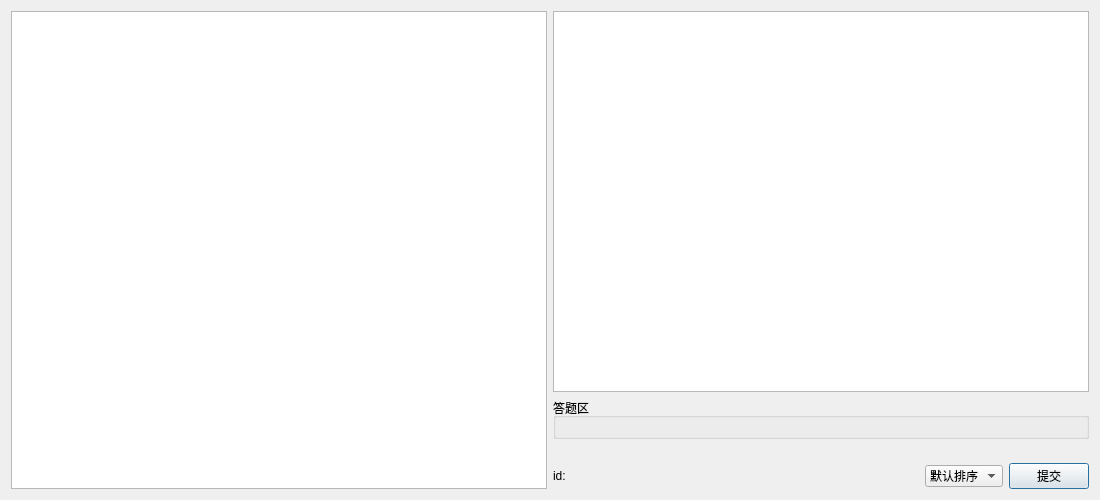
Above: learningdialog.ui from DKLost/questions before the change. Below: the same form after it.
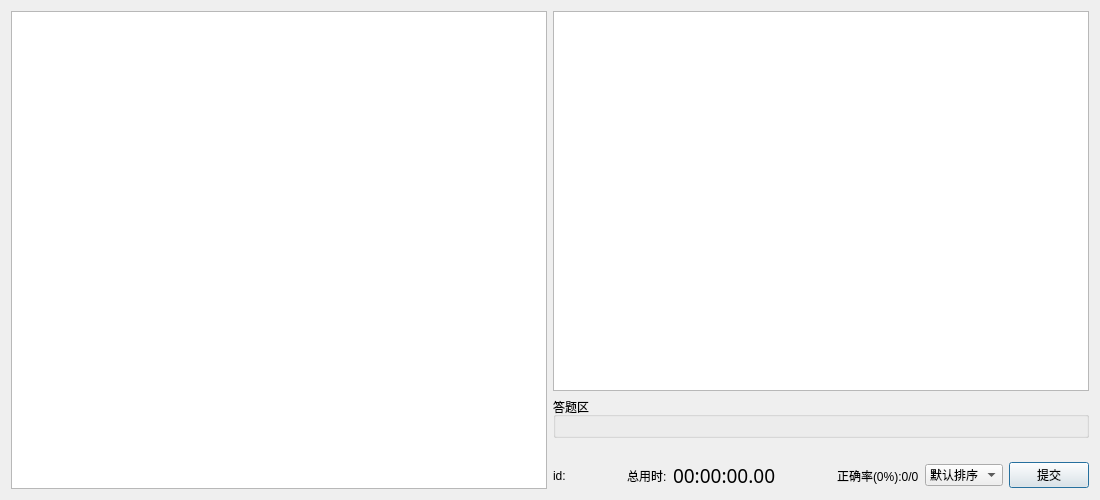
That is the form after the change.

Diff of the .ui file:
```diff
--- a/learningdialog.ui
+++ b/learningdialog.ui
@@ -75,6 +75,52 @@
        </property>
       </spacer>
      </item>
+     <item>
+      <widget class="QLabel" name="label_2">
+       <property name="text">
+        <string>总用时:</string>
+       </property>
+      </widget>
+     </item>
+     <item>
+      <widget class="QLabel" name="totalTimeLabel">
+       <property name="font">
+        <font>
+         <family>文泉驿等宽微米黑</family>
+         <pointsize>14</pointsize>
+        </font>
+       </property>
+       <property name="text">
+        <string>00:00:00.00</string>
+       </property>
+      </widget>
+     </item>
+     <item>
+      <spacer name="horizontalSpacer_2">
+       <property name="orientation">
+        <enum>Qt::Horizontal</enum>
+       </property>
+       <property name="sizeHint" stdset="0">
+        <size>
+         <width>40</width>
+         <height>20</height>
+        </size>
+       </property>
+      </spacer>
+     </item>
+     <item>
+      <widget class="QLabel" name="accuracyLabel">
+       <property name="font">
+        <font>
+         <family>Microsoft YaHei UI</family>
+         <pointsize>9</pointsize>
+        </font>
+       </property>
+       <property name="text">
+        <string>正确率(0%):0/0</string>
+       </property>
+      </widget>
+     </item>
      <item>
       <widget class="QComboBox" name="comboBox">
        <item>
```
